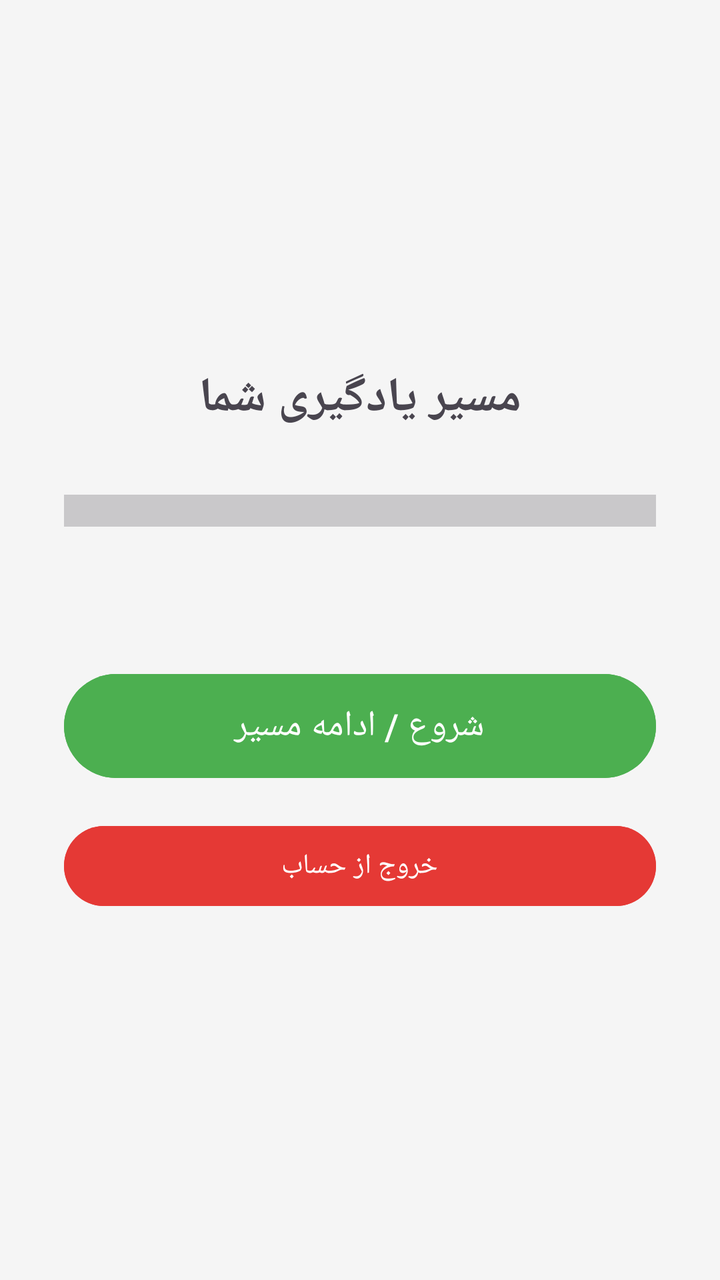
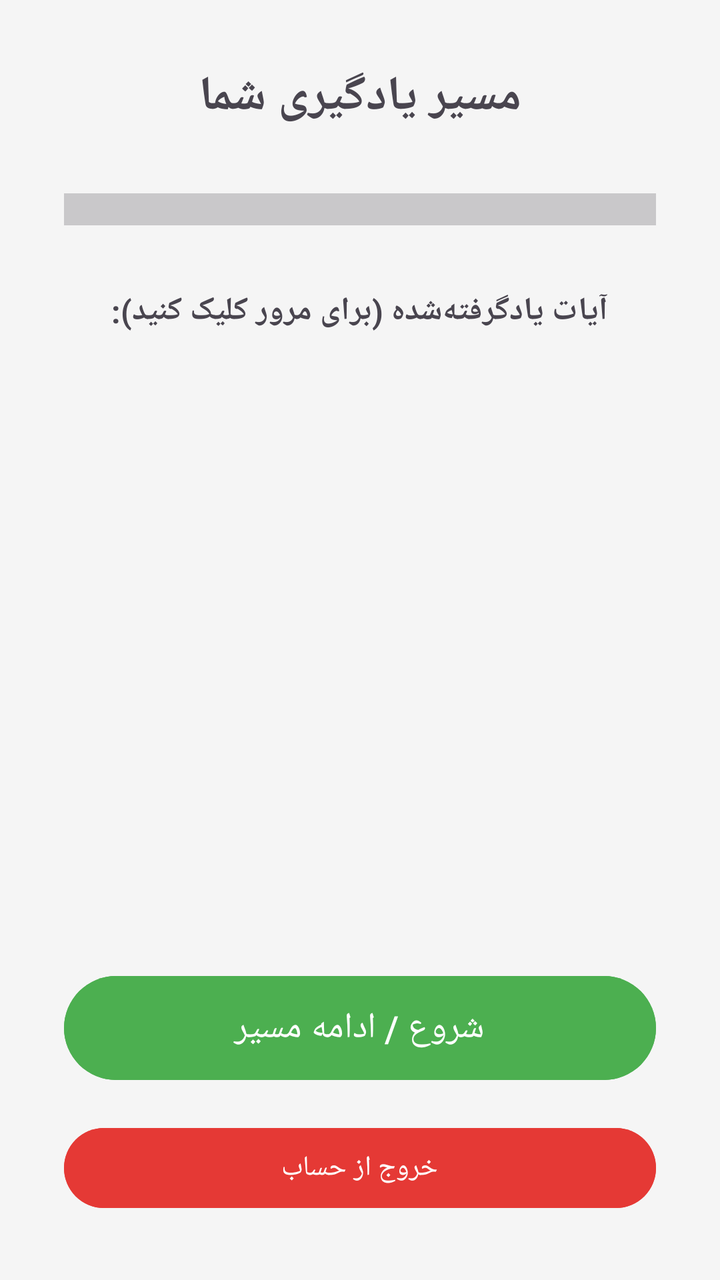

Screens rendered from an Android XML layout before and after an edit, with the pre-edit source and the edit as a unified diff.
<!-- AndroidManifest.xml: application theme Theme.Material3.DayNight.NoActionBar -->
<!-- res/layout/activity_dashboard.xml -->
<?xml version="1.0" encoding="utf-8"?>
<LinearLayout xmlns:android="http://schemas.android.com/apk/res/android"
    android:layout_width="match_parent"
    android:layout_height="match_parent"
    android:orientation="vertical"
    android:padding="32dp"
    android:background="#F5F5F5"
    android:gravity="center">

    <TextView
        android:layout_width="wrap_content"
        android:layout_height="wrap_content"
        android:text="مسیر یادگیری شما"
        android:textSize="24sp"
        android:textStyle="bold"
        android:layout_marginBottom="32dp" />

    <ProgressBar
        android:id="@+id/progressBar"
        style="?android:attr/progressBarStyleHorizontal"
        android:layout_width="match_parent"
        android:layout_height="wrap_content"
        android:layout_marginBottom="16dp"
        android:scaleY="4" />

    <TextView
        android:id="@+id/tvProgressText"
        android:layout_width="wrap_content"
        android:layout_height="wrap_content"
        android:textSize="16sp"
        android:layout_marginBottom="32dp" />

    <Button
        android:id="@+id/btnStart"
        android:layout_width="match_parent"
        android:layout_height="60dp"
        android:text="شروع / ادامه مسیر"
        android:textSize="18sp"
        android:backgroundTint="#4CAF50"
        android:textColor="#FFFFFF" />

    
    <Button
        android:id="@+id/btnLogout"
        android:layout_width="match_parent"
        android:layout_height="wrap_content"
        android:layout_marginTop="16dp"
        android:text="خروج از حساب"
        android:backgroundTint="#E53935"
        android:textColor="#FFFFFF" />

</LinearLayout>
<!-- resources referenced by this layout -->
<resources>

</resources>

<!-- the commit's change to res/layout/activity_dashboard.xml (unified diff, before → after) -->
@@ -22,6 +22,23 @@
         android:layout_height="wrap_content"
         android:layout_marginBottom="16dp"
         android:scaleY="4" />
+    
+<TextView
+    android:layout_width="wrap_content"
+    android:layout_height="wrap_content"
+    android:text="آیات یادگرفته‌شده (برای مرور کلیک کنید):"
+    android:textSize="16sp"
+    android:textStyle="bold"
+    android:layout_marginTop="16dp"
+    android:layout_marginBottom="8dp"/>
+
+<androidx.recyclerview.widget.RecyclerView
+    android:id="@+id/rvPassedVerses"
+    android:layout_width="match_parent"
+    android:layout_height="0dp"
+    android:layout_weight="1"
+    android:layout_marginBottom="12dp"/>
+
 
     <TextView
         android:id="@+id/tvProgressText"
